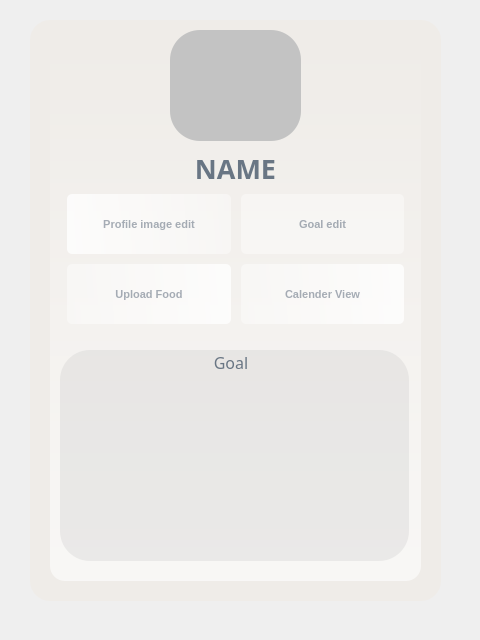
The window that main_page.ui (gustmdqkr321/delicious-calories) describes before a commit, drawn with Qt 5.
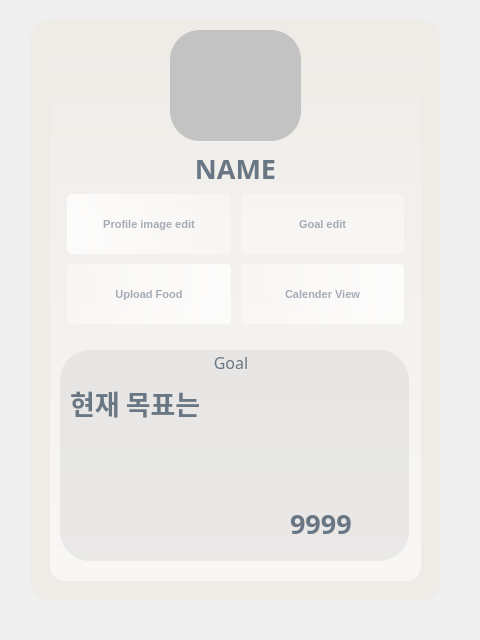
The same window after the commit. Icons and pictures are not drawn.

Patch:
```diff
--- a/main_page.ui
+++ b/main_page.ui
@@ -353,6 +353,74 @@
     <string/>
    </property>
   </widget>
+  <widget class="QLabel" name="label_3">
+   <property name="geometry">
+    <rect>
+     <x>70</x>
+     <y>380</y>
+     <width>171</width>
+     <height>46</height>
+    </rect>
+   </property>
+   <property name="sizePolicy">
+    <sizepolicy hsizetype="Preferred" vsizetype="Fixed">
+     <horstretch>0</horstretch>
+     <verstretch>0</verstretch>
+    </sizepolicy>
+   </property>
+   <property name="font">
+    <font>
+     <family>나눔스퀘어라운드OTF ExtraBold</family>
+     <pointsize>20</pointsize>
+     <weight>75</weight>
+     <bold>true</bold>
+    </font>
+   </property>
+   <property name="styleSheet">
+    <string notr="true">color: rgb(105, 118, 132);</string>
+   </property>
+   <property name="text">
+    <string>현재 목표는 </string>
+   </property>
+   <property name="alignment">
+    <set>Qt::AlignLeading|Qt::AlignLeft|Qt::AlignVCenter</set>
+   </property>
+  </widget>
+  <widget class="QLabel" name="current_goal">
+   <property name="geometry">
+    <rect>
+     <x>290</x>
+     <y>500</y>
+     <width>101</width>
+     <height>46</height>
+    </rect>
+   </property>
+   <property name="sizePolicy">
+    <sizepolicy hsizetype="Preferred" vsizetype="Fixed">
+     <horstretch>0</horstretch>
+     <verstretch>0</verstretch>
+    </sizepolicy>
+   </property>
+   <property name="font">
+    <font>
+     <family>나눔스퀘어라운드OTF ExtraBold</family>
+     <pointsize>20</pointsize>
+     <weight>75</weight>
+     <bold>true</bold>
+    </font>
+   </property>
+   <property name="styleSheet">
+    <string notr="true">border-radius: 30%;
+color: rgb(105, 118, 132);
+</string>
+   </property>
+   <property name="text">
+    <string>9999</string>
+   </property>
+   <property name="alignment">
+    <set>Qt::AlignLeading|Qt::AlignLeft|Qt::AlignVCenter</set>
+   </property>
+  </widget>
  </widget>
  <resources>
   <include location="res.qrc"/>
```
